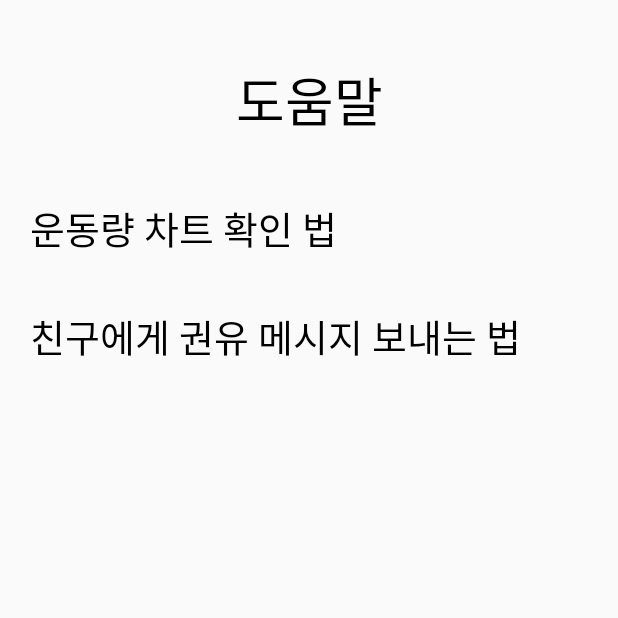
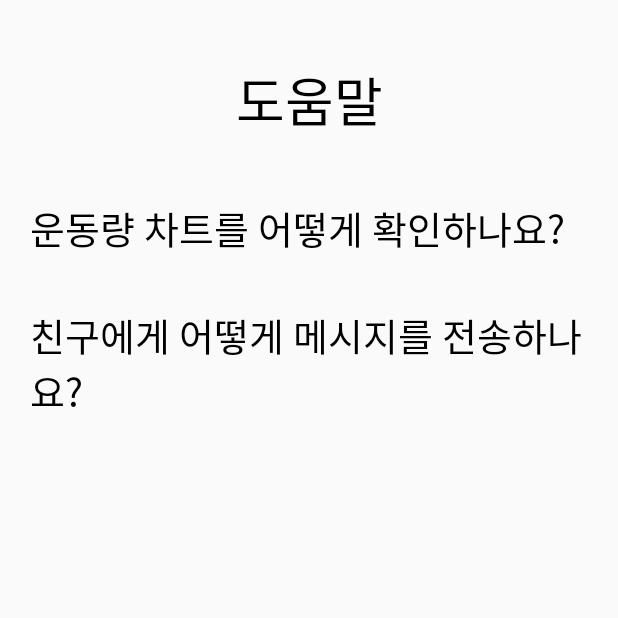
Before and after one commit to musichead99/GFW1, an Android app: the QuestionActivity screen opened directly, with no data from a screen before it, on a phone screen of 412 x 824 dp, the top half of it. Run offline under Robolectric (Android 15) with nearby library versions, the light colour scheme and no system bars.

Commit message:
공지사항, 도움말 ui 구현 완료

```diff
--- a/2021_2_front/210830_CapstoneDesign/app/src/main/java/com/example/capstonedesign/QuestionActivity.java
+++ b/2021_2_front/210830_CapstoneDesign/app/src/main/java/com/example/capstonedesign/QuestionActivity.java
@@ -1,14 +1,47 @@
 package com.example.capstonedesign;
-
-import android.os.Bundle;
 
 import androidx.appcompat.app.AppCompatActivity;
 
+import android.os.Bundle;
+import android.view.View;
+import android.widget.TextView;
+
 public class QuestionActivity extends AppCompatActivity {
+    TextView que1_title, que2_title, que1, que2;
+    boolean result1 = true, result2 = true;
 
     @Override
     protected void onCreate(Bundle savedInstanceState) {
         super.onCreate(savedInstanceState);
         setContentView(R.layout.activity_question);
+        que1_title = findViewById(R.id.que1_title);
+        que2_title = findViewById(R.id.que2_title);
+        que1 = findViewById(R.id.que1);
+        que2 = findViewById(R.id.que2);
+
+        que1_title.setOnClickListener(new View.OnClickListener() {
+            @Override
+            public void onClick(View v) {
+                if(result1 == true) {
+                    que1.setVisibility(View.VISIBLE);
+                    result1 = false;
+                } else {
+                    que1.setVisibility(View.GONE);
+                    result1 = true;
+                }
+            }
+        });
+        que2_title.setOnClickListener(new View.OnClickListener() {
+            @Override
+            public void onClick(View v) {
+                if(result2 == true) {
+                    que2.setVisibility(View.VISIBLE);
+                    result2 = false;
+                } else {
+                    que2.setVisibility(View.GONE);
+                    result2 = true;
+                }
+            }
+        });
     }
 }
--- a/2021_2_front/210830_CapstoneDesign/app/src/main/java/com/example/capstonedesign/imageActivity.java
+++ b/2021_2_front/210830_CapstoneDesign/app/src/main/java/com/example/capstonedesign/imageActivity.java
@@ -87,9 +87,7 @@ public class imageActivity extends AppCompatActivity {
         back.setOnClickListener(new View.OnClickListener() {
             @Override
             public void onClick(View v) {
-                //getSupportFragmentManager().beginTransaction().replace(R.id.container,fl).commit();
-                Intent intent = new Intent(imageActivity.this, Home.class);
-                startActivity(intent);
+                finish();
             }
         });
 
--- a/2021_2_front/210830_CapstoneDesign/app/src/main/res/layout/activity_question.xml
+++ b/2021_2_front/210830_CapstoneDesign/app/src/main/res/layout/activity_question.xml
@@ -28,7 +28,7 @@
                 android:layout_width="match_parent"
                 android:layout_height="wrap_content"
                 android:textSize="25sp"
-                android:text="운동량 차트 확인 법"
+                android:text="운동량 차트를 어떻게 확인하나요?"
                 android:textColor="@color/black"
                 android:layout_marginBottom="18dp"
                 android:layout_marginLeft="20dp" />
@@ -53,7 +53,7 @@
                 android:layout_width="match_parent"
                 android:layout_height="wrap_content"
                 android:textSize="25sp"
-                android:text="친구에게 권유 메시지 보내는 법"
+                android:text="친구에게 어떻게 메시지를 전송하나요?"
                 android:textColor="@color/black"
                 android:layout_marginBottom="18dp"
                 android:layout_marginLeft="20dp" />
--- a/2021_2_front/210830_CapstoneDesign/app/src/main/res/values/strings.xml
+++ b/2021_2_front/210830_CapstoneDesign/app/src/main/res/values/strings.xml
@@ -13,6 +13,7 @@
     <string name="id_search">아이디 찾기</string>
     <string name="pw_search">비밀번호 찾기</string>
     <string name="state">상태</string>
+    <string name="location">위치</string>
     <string name="graph">분석</string>
     <string name="profile">프로필</string>
     <string name="setting">설정</string>
@@ -44,9 +45,18 @@
         감사합니다.
     </string>
     <string name="que1">
-
+        운동량 차트는 다음과 같은 방법으로 확인 가능합니다.\n\n
+        1. [분석]을 클릭합니다.\n
+        2. 상단에 [걸음수], [소모 칼로리], [이동거리], [이동시간] 버튼이 있습니다. 확인하고 싶은 수치를 나타내는 버튼을 클릭하면 됩니다.\n
+        3. 확인하고 싶은 수치를 클릭하면 일별로 자신의 수치를 확인할 수 있습니다.\n
+        4. 1일치 뿐만이 아닌 오른쪽 스위치를 통해 원하는 단위로 조절 가능합니다.\n
+        5. 친구 비교 버튼을 통해 내 수치 뿐만이 아닌 해당 친구 수치까지 그래프에 띄울 수 있어 비교 분석이 가능합니다.
     </string>
     <string name="que2">
-
+        친구에게 메시지 전송은 다음과 같은 방법으로 확인 가능합니다.\n\n
+        1. [프로필]을 클릭합니다.\n
+        2. 개인 프로필 아래에서 메시지를 보내고 싶은 대상의 전송 버튼을 클릭합니다.\n
+        3. 메시지의 종류는 2가지로 보내는 목적에 맞게 클릭합니다.\n
+        4. 원하는 메시지를 선택한 다음 확인 버튼을 누르면 됩니다.\n
     </string>
 </resources>
```
